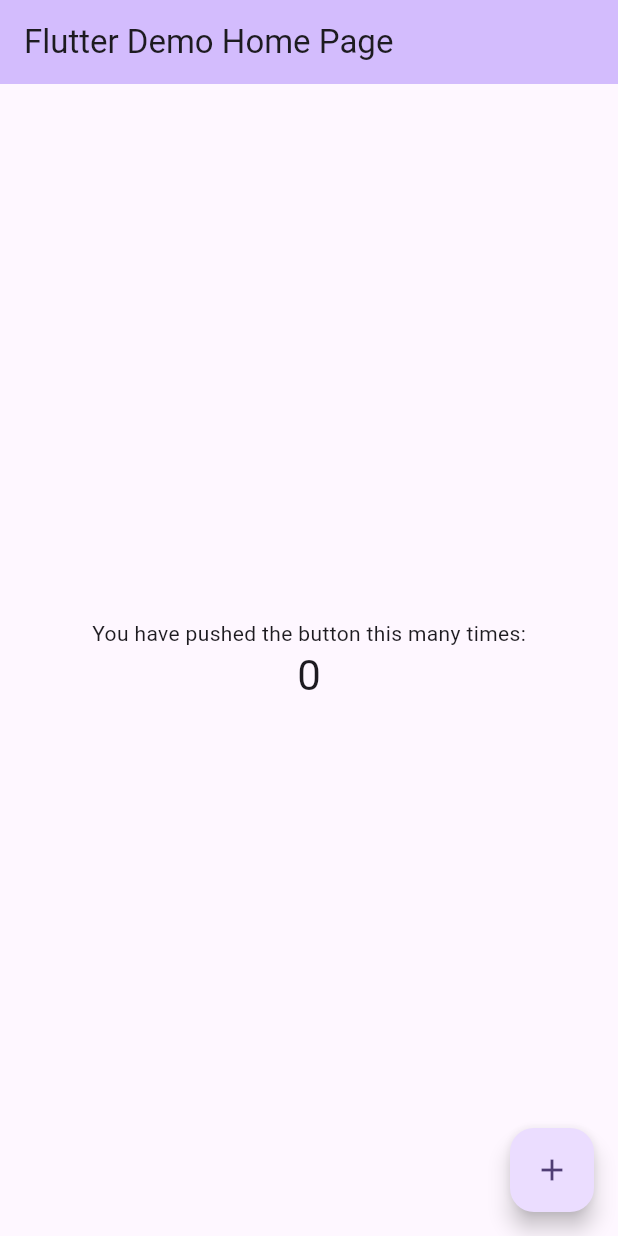
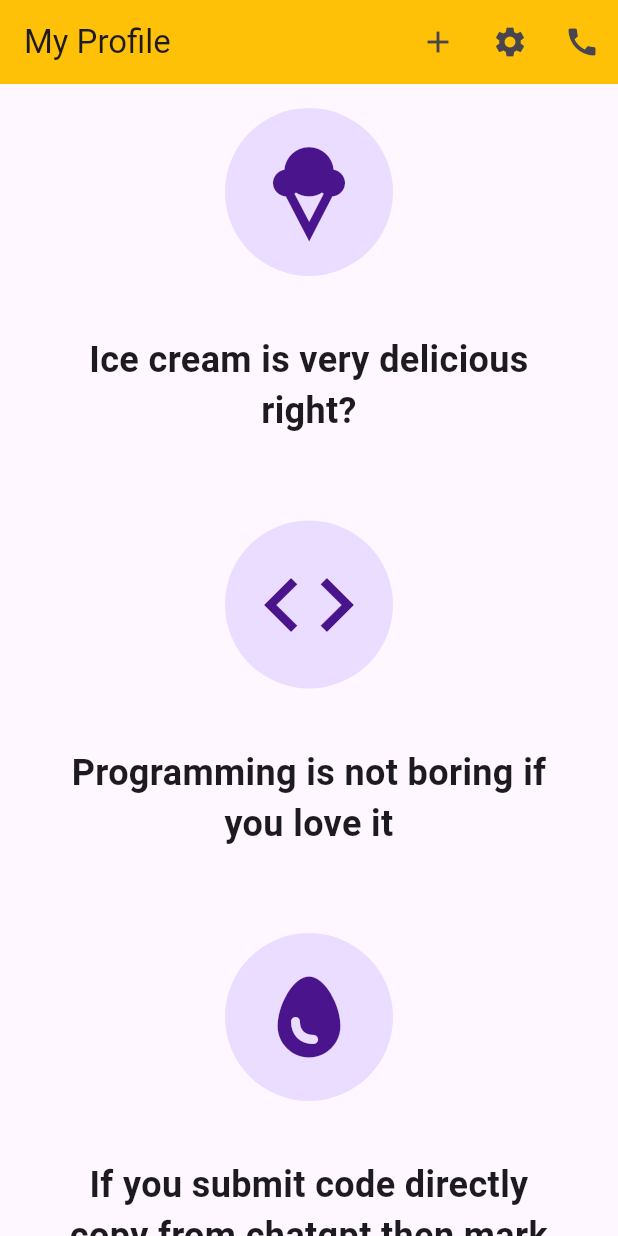
Before and after one commit to mahinurrahmannifad/exam_weak2_assignment, a Flutter app: the screen it shows after launch, on a phone screen of 412 x 824 dp. Run offline on Flutter 3.47's test engine with Material 3 defaults, Android fonts, the phone set to English and light mode, and no system bars.

Commit message:
code added

```diff
--- a/lib/main.dart
+++ b/lib/main.dart
@@ -7,46 +7,19 @@
 class MyApp extends StatelessWidget {
   const MyApp({super.key});
 
-  // This widget is the root of your application.
   @override
   Widget build(BuildContext context) {
     return MaterialApp(
-      title: 'Flutter Demo',
-      theme: ThemeData(
-        // This is the theme of your application.
-        //
-        // TRY THIS: Try running your application with "flutter run". You'll see
-        // the application has a purple toolbar. Then, without quitting the app,
-        // try changing the seedColor in the colorScheme below to Colors.green
-        // and then invoke "hot reload" (save your changes or press the "hot
-        // reload" button in a Flutter-supported IDE, or press "r" if you used
-        // the command line to start the app).
-        //
-        // Notice that the counter didn't reset back to zero; the application
-        // state is not lost during the reload. To reset the state, use hot
-        // restart instead.
-        //
-        // This works for code too, not just values: Most code changes can be
-        // tested with just a hot reload.
-        colorScheme: ColorScheme.fromSeed(seedColor: Colors.deepPurple),
-        useMaterial3: true,
-      ),
-      home: const MyHomePage(title: 'Flutter Demo Home Page'),
+      debugShowCheckedModeBanner: false,
+      title: 'My Profile',
+      theme: ThemeData(primaryColor: Colors.amber),
+      home: const MyHomePage(title: 'My Profile'),
     );
   }
 }
 
 class MyHomePage extends StatefulWidget {
   const MyHomePage({super.key, required this.title});
-
-  // This widget is the home page of your application. It is stateful, meaning
-  // that it has a State object (defined below) that contains fields that affect
-  // how it looks.
-
-  // This class is the configuration for the state. It holds the values (in this
-  // case the title) provided by the parent (in this case the App widget) and
-  // used by the build method of the State. Fields in a Widget subclass are
-  // always marked "final".
 
   final String title;
 
@@ -55,71 +28,73 @@
 }
 
 class _MyHomePageState extends State<MyHomePage> {
-  int _counter = 0;
+  @override
+  Widget build(BuildContext context) {
+    return Scaffold(
+        appBar: AppBar(
+          backgroundColor: Colors.amber,
+          title: Text(widget.title),
+          actions: [
+            IconButton(onPressed: () {}, icon: Icon(Icons.add)),
+            IconButton(onPressed: () {}, icon: Icon(Icons.settings)),
+            IconButton(onPressed: () {}, icon: Icon(Icons.call)),
+          ],
+        ),
+        body: Column(
+          mainAxisAlignment: MainAxisAlignment.center,
+          children: [
+            MyProfileItem(
+              icon: Icons.icecream,
+              message: 'Ice cream is very delicious right?',
+            ),
+            MyProfileItem(
+              icon: Icons.code,
+              message: 'Programming is not boring if you love it',
+            ),
+            MyProfileItem(
+              icon: Icons.egg,
+              message:
+                  'If you submit code directly copy from chatgpt then mark will 0',
+            ),
+          ],
+        ));
+  }
+}
 
-  void _incrementCounter() {
-    setState(() {
-      // This call to setState tells the Flutter framework that something has
-      // changed in this State, which causes it to rerun the build method below
-      // so that the display can reflect the updated values. If we changed
-      // _counter without calling setState(), then the build method would not be
-      // called again, and so nothing would appear to happen.
-      _counter++;
-    });
-  }
+class MyProfileItem extends StatelessWidget {
+  final IconData icon;
+  final String message;
+
+  const MyProfileItem({super.key, required this.icon, required this.message});
 
   @override
   Widget build(BuildContext context) {
-    // This method is rerun every time setState is called, for instance as done
-    // by the _incrementCounter method above.
-    //
-    // The Flutter framework has been optimized to make rerunning build methods
-    // fast, so that you can just rebuild anything that needs updating rather
-    // than having to individually change instances of widgets.
-    return Scaffold(
-      appBar: AppBar(
-        // TRY THIS: Try changing the color here to a specific color (to
-        // Colors.amber, perhaps?) and trigger a hot reload to see the AppBar
-        // change color while the other colors stay the same.
-        backgroundColor: Theme.of(context).colorScheme.inversePrimary,
-        // Here we take the value from the MyHomePage object that was created by
-        // the App.build method, and use it to set our appbar title.
-        title: Text(widget.title),
+    return Padding(
+      padding: const EdgeInsets.all(16.0),
+      child: Column(
+        children: [
+          CircleAvatar(
+            radius: 56,
+            backgroundColor: Colors.purple[190],
+            child: Icon(
+              icon,
+              color: Colors.purple[900],
+              size: 72,
+            ),
+          ),
+          SizedBox(
+            height: 15,
+          ),
+          Padding(
+            padding: const EdgeInsets.all(24),
+            child: Text(
+              message,
+              textAlign: TextAlign.center,
+              style: TextStyle(fontSize: 24, fontWeight: FontWeight.bold),
+            ),
+          ),
+        ],
       ),
-      body: Center(
-        // Center is a layout widget. It takes a single child and positions it
-        // in the middle of the parent.
-        child: Column(
-          // Column is also a layout widget. It takes a list of children and
-          // arranges them vertically. By default, it sizes itself to fit its
-          // children horizontally, and tries to be as tall as its parent.
-          //
-          // Column has various properties to control how it sizes itself and
-          // how it positions its children. Here we use mainAxisAlignment to
-          // center the children vertically; the main axis here is the vertical
-          // axis because Columns are vertical (the cross axis would be
-          // horizontal).
-          //
-          // TRY THIS: Invoke "debug painting" (choose the "Toggle Debug Paint"
-          // action in the IDE, or press "p" in the console), to see the
-          // wireframe for each widget.
-          mainAxisAlignment: MainAxisAlignment.center,
-          children: <Widget>[
-            const Text(
-              'You have pushed the button this many times:',
-            ),
-            Text(
-              '$_counter',
-              style: Theme.of(context).textTheme.headlineMedium,
-            ),
-          ],
-        ),
-      ),
-      floatingActionButton: FloatingActionButton(
-        onPressed: _incrementCounter,
-        tooltip: 'Increment',
-        child: const Icon(Icons.add),
-      ), // This trailing comma makes auto-formatting nicer for build methods.
     );
   }
 }
```
